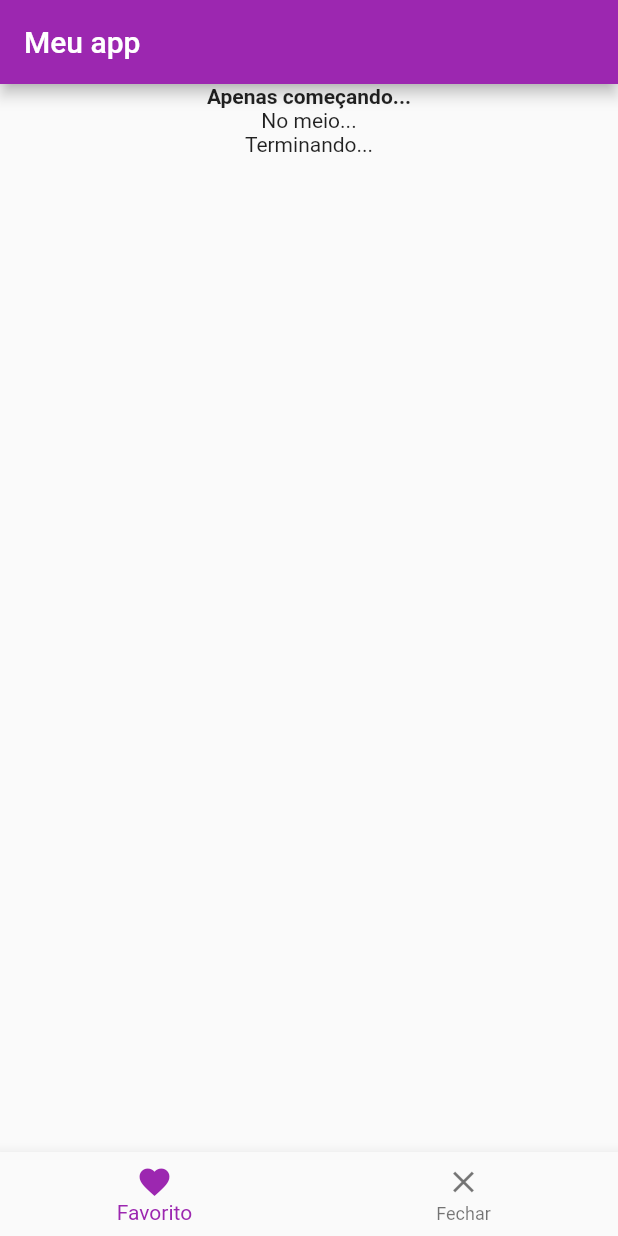
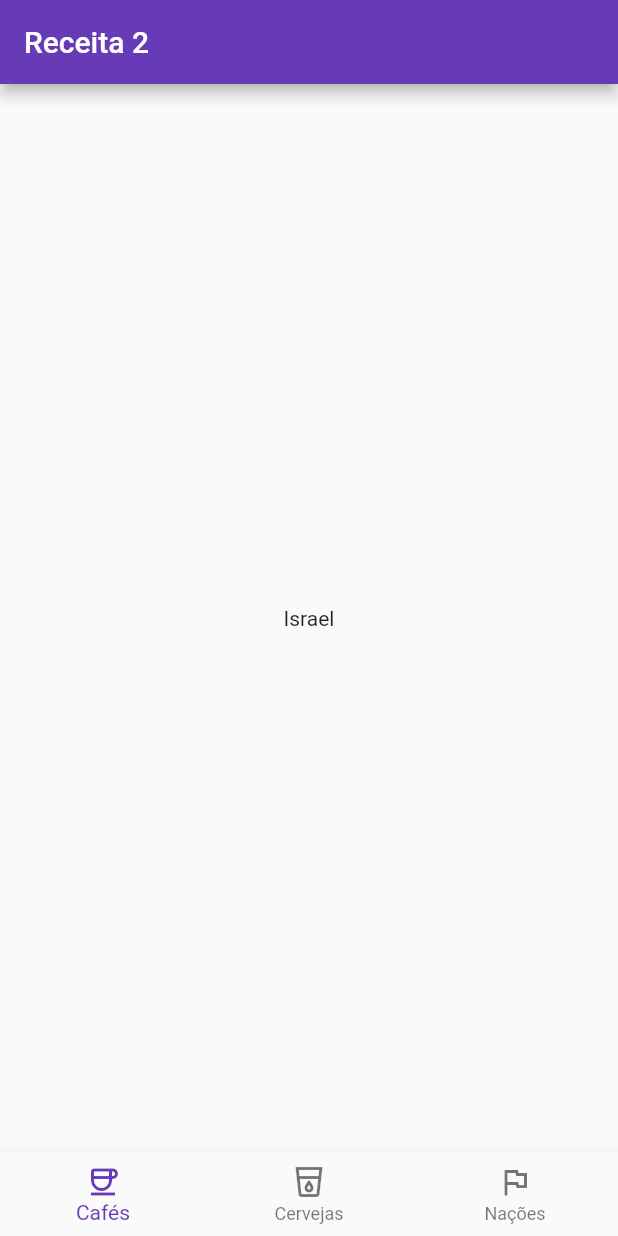
Before and after one commit to israelsilva282/poo2-receitas-dart, a Flutter app: the screen it shows after launch, on a phone screen of 412 x 824 dp. Run offline on Flutter 3.47's test engine with Material 2 defaults, Android fonts, the phone set to English and light mode, and no system bars.

Commit message:
Questões 1 e 2

```diff
--- a/lib/main.dart
+++ b/lib/main.dart
@@ -1,34 +1,57 @@
 import 'package:flutter/material.dart';
 
-void main() {
-  runApp(const MyApp());
+class NewNavBar extends StatelessWidget {
+  const NewNavBar({super.key});
+
+  void botaoFoiTocado(int index) {
+    print("Tocaram no botão $index");
+  }
+
+  @override
+  Widget build(BuildContext context) {
+    return BottomNavigationBar(onTap: botaoFoiTocado, items: const [
+      BottomNavigationBarItem(
+        label: "Cafés",
+        icon: Icon(Icons.coffee_outlined),
+      ),
+      BottomNavigationBarItem(
+          label: "Cervejas", icon: Icon(Icons.local_drink_outlined)),
+      BottomNavigationBarItem(label: "Nações", icon: Icon(Icons.flag_outlined))
+    ]);
+  }
 }
 
-class MyApp extends StatelessWidget {
-  const MyApp({super.key});
+class NewBody extends StatelessWidget {
+  const NewBody({super.key});
 
-  // This widget is the root of your application.
   @override
   Widget build(BuildContext context) {
-    return MaterialApp(
-        title: 'Primeiro App',
-        theme: ThemeData(primarySwatch: Colors.purple),
-        home: Scaffold(
-          appBar: AppBar(title: const Text("Meu app")),
-          body: const Center(
-              child: Column(children: [
-            Text(
-              "Apenas começando...",
-              style: TextStyle(fontWeight: FontWeight.bold),
-            ),
-            Text("No meio..."),
-            Text("Terminando...")
-          ])),
-          bottomNavigationBar: BottomNavigationBar(items: const [
-            BottomNavigationBarItem(
-                label: "Favorito", icon: Icon(Icons.favorite)),
-            BottomNavigationBarItem(label: "Fechar", icon: Icon(Icons.close))
-          ]),
-        ));
+    return const Center(
+      child: Text("Israel"),
+    );
   }
 }
+
+class NewAppBar extends StatelessWidget implements PreferredSizeWidget {
+  const NewAppBar({super.key});
+
+  @override
+  Size get preferredSize => const Size.fromHeight(kToolbarHeight);
+
+  @override
+  Widget build(BuildContext context) {
+    return AppBar(title: const Text("Receita 2"));
+  }
+}
+
+void main() {
+  MaterialApp app = MaterialApp(
+      theme: ThemeData(primarySwatch: Colors.deepPurple),
+      home: const Scaffold(
+        appBar: NewAppBar(),
+        body: NewBody(),
+        bottomNavigationBar: NewNavBar(),
+      ));
+
+  runApp(app);
+}
```
